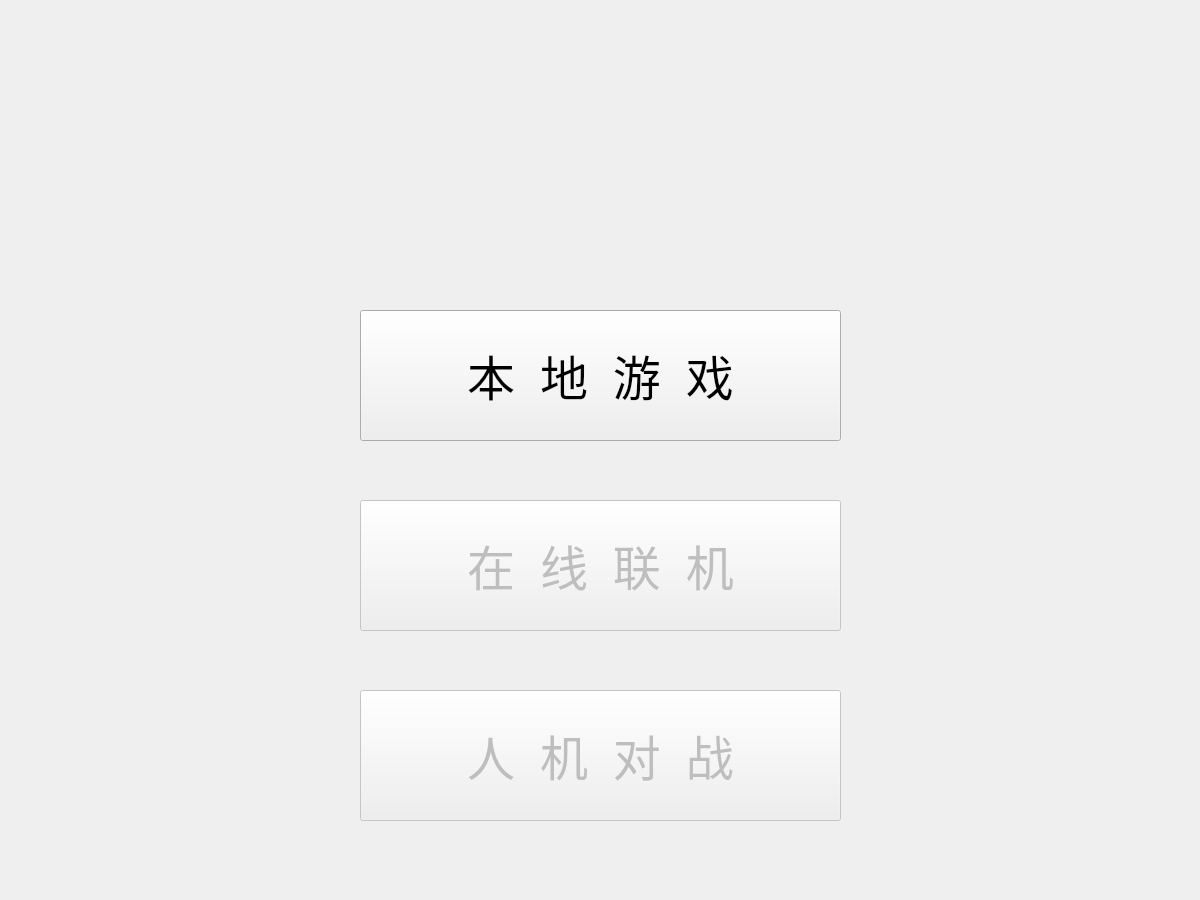
Alkri/ChineseCheckers, file wGameMenu.ui: the form before one commit.
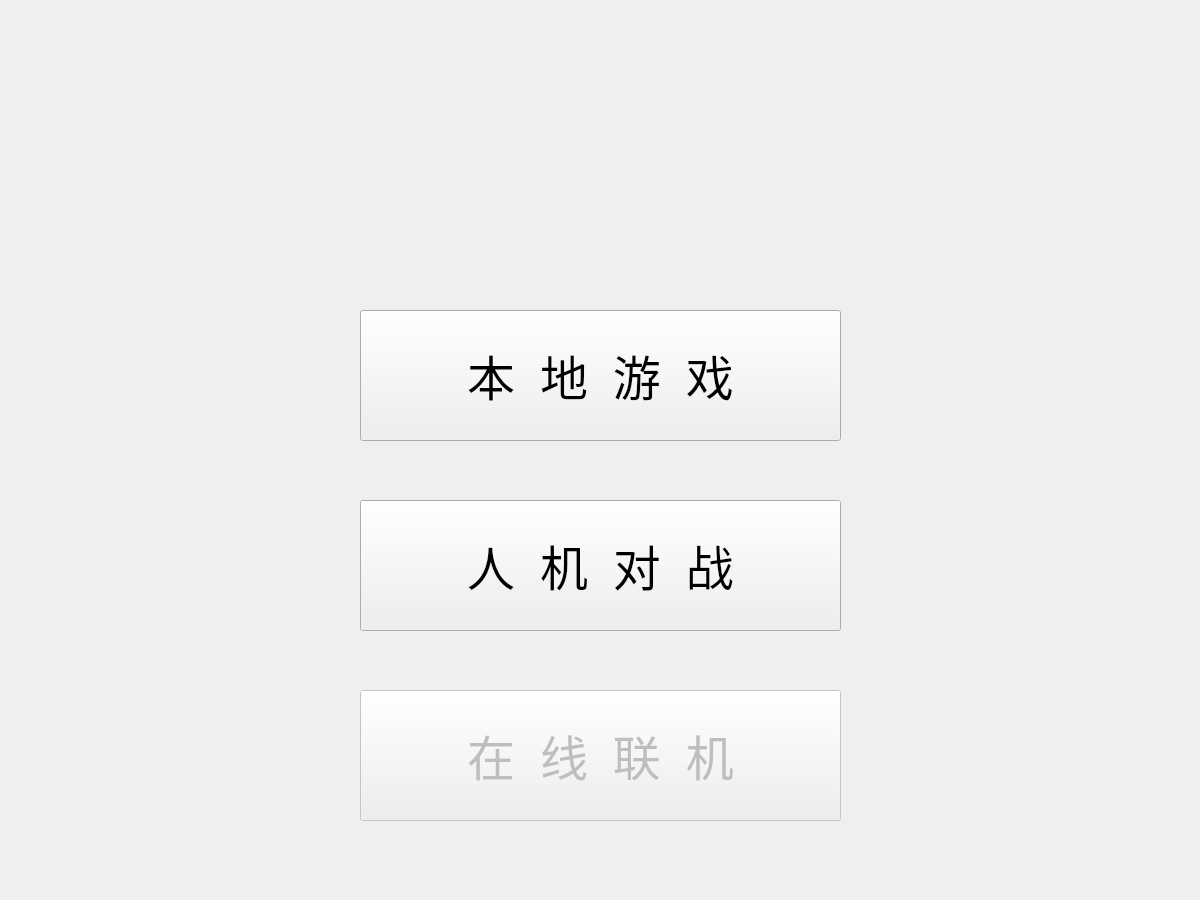
The form after the commit. Icons and pictures are not drawn.

The edit to the form file:
```diff
--- a/wGameMenu.ui
+++ b/wGameMenu.ui
@@ -116,7 +116,7 @@
    <property name="geometry">
     <rect>
      <x>360</x>
-     <y>500</y>
+     <y>690</y>
      <width>481</width>
      <height>131</height>
     </rect>
@@ -135,12 +135,12 @@
   </widget>
   <widget class="QPushButton" name="btnAIGame">
    <property name="enabled">
-    <bool>false</bool>
+    <bool>true</bool>
    </property>
    <property name="geometry">
     <rect>
      <x>360</x>
-     <y>690</y>
+     <y>500</y>
      <width>481</width>
      <height>131</height>
     </rect>
@@ -156,6 +156,9 @@
    <property name="text">
     <string>人  机  对  战</string>
    </property>
+   <property name="checkable">
+    <bool>false</bool>
+   </property>
   </widget>
  </widget>
  <resources>
```
